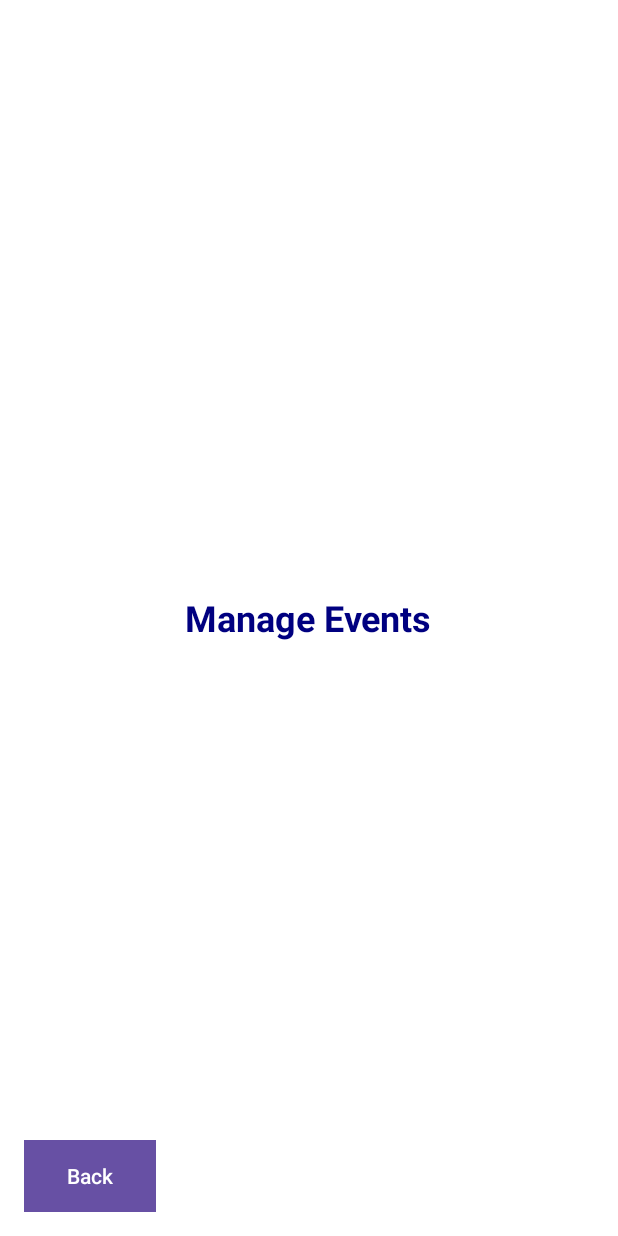
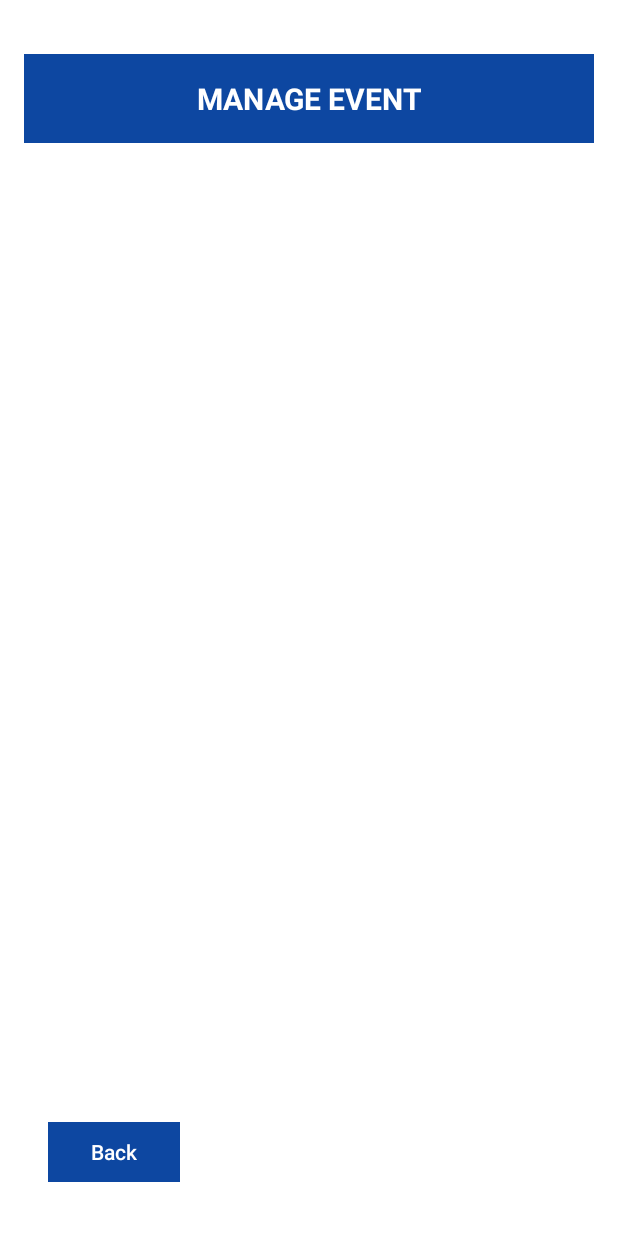
Before and after one commit to CMPUT301F24mikasa/Event-Lottery-App, an Android app: the ManageEventsActivity screen opened directly, with no data from a screen before it, on a phone screen of 412 x 824 dp. Run offline under Robolectric (Android 15) with nearby library versions, the phone set to English and light mode, and no system bars.

Commit message:
Updated 3 xml files

```diff
--- a/CMPUT301F24mikasa/app/src/main/res/layout/activity_admin_manage_events.xml
+++ b/CMPUT301F24mikasa/app/src/main/res/layout/activity_admin_manage_events.xml
@@ -1,17 +1,21 @@
 <RelativeLayout xmlns:android="http://schemas.android.com/apk/res/android"
     android:layout_width="match_parent"
     android:layout_height="match_parent"
-    android:background="#FFFFFF">
+    xmlns:app="http://schemas.android.com/apk/res-auto"
+    android:background="#FFFFFF"
+    android:padding="16dp">
 
     <TextView
-        android:layout_width="wrap_content"
+        android:layout_width="match_parent"
         android:layout_height="wrap_content"
-        android:layout_centerInParent="true"
-        android:text="@string/manage_events"
-        android:textColor="#000080"
-        android:textSize="24sp"
-        android:textStyle="bold"
-        android:padding="10dp" />
+        android:layout_marginTop="20dp"
+        android:background="#0D47A1"
+        android:gravity="center"
+        android:padding="16dp"
+        android:text="MANAGE EVENT"
+        android:textColor="#FFFFFF"
+        android:textSize="20sp"
+        android:textStyle="bold" />
 
     <Button
         android:id="@+id/btn_back"
@@ -20,6 +24,7 @@
         android:layout_alignParentBottom="true"
         android:layout_margin="16dp"
         android:text="@string/back"
-        android:background="#000080"
-        android:textColor="#FFFFFF" />
+        android:backgroundTint="#0D47A1"
+        android:textColor="#FFFFFF"
+        app:cornerRadius="0dp"/>
 </RelativeLayout>
```
Also changed, not shown: CMPUT301F24mikasa/app/src/main/res/layout/activity_admin_manage_images.xml (+15 -10 lines), CMPUT301F24mikasa/app/src/main/res/layout/activity_admin_manage_profiles.xml (+15 -10 lines), 34 other files.
